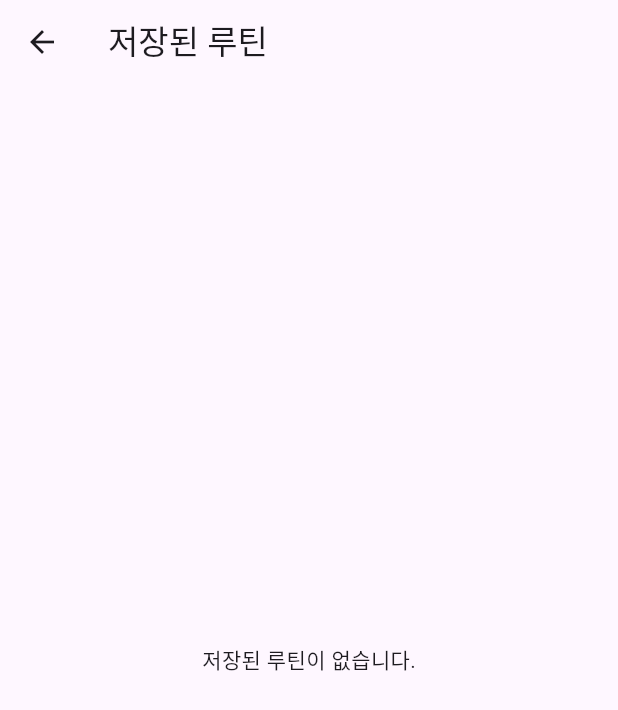
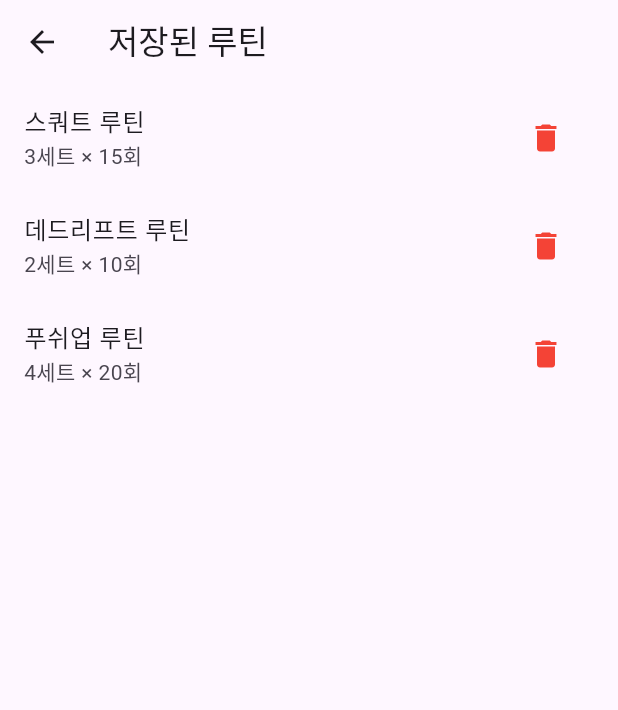
Before and after one commit to Xeostop1/flutter-workoutcounter, a Flutter app: the screen it shows after launch, after a tap on the "list alt" icon, on a phone screen of 412 x 824 dp. Shown: the top 710 px of the screen. Run offline on Flutter 3.47's test engine with Material 3 defaults, Android fonts, the phone set to English and light mode, and no system bars; our stand-ins replace shared_preferences; statements that could not run were skipped.

Commit message:
eidt : save

```diff
--- a/lib/screens/routine_list_screen.dart
+++ b/lib/screens/routine_list_screen.dart
@@ -10,20 +10,25 @@ class RoutineListScreen extends StatefulWidget {
 }
 
 class _RoutineListScreenState extends State<RoutineListScreen> {
-  final viewModel = RoutineViewModel(); // *** 뷰모델 인스턴스 ***
-  List<Routine> routines = []; // *** 화면에 보여줄 루틴 리스트 ***
+  final viewModel = RoutineViewModel();
+  List<Routine> routines = [];
 
   @override
   void initState() {
     super.initState();
-    _loadRoutines(); // *** 루틴 불러오기 ***
+    _loadRoutines();
   }
 
   Future<void> _loadRoutines() async {
-    await viewModel.loadRoutines(); // *** SharedPreferences에서 불러오기 ***
+    final loaded = await viewModel.getRoutines();
     setState(() {
-      routines = viewModel.routines; // *** 뷰모델의 루틴 참조 ***
+      routines = loaded;
     });
+  }
+
+  Future<void> _deleteRoutine(int index) async {
+    await viewModel.deleteRoutine(index);
+    _loadRoutines(); // 삭제 후 리스트 다시 불러오기
   }
 
   @override
@@ -39,10 +44,37 @@ class _RoutineListScreenState extends State<RoutineListScreen> {
           return ListTile(
             title: Text(r.name),
             subtitle: Text('${r.sets}세트 × ${r.reps}회'),
-            trailing: const Icon(Icons.chevron_right),
-            onTap: () {
-              // TODO: 루틴 선택 시 동작 추가 가능
-            },
+            trailing: IconButton(
+              icon: const Icon(Icons.delete, color: Colors.red),
+              onPressed: () {
+                showDialog(
+                  context: context,
+                  builder: (_) => AlertDialog(
+                    title: const Text('루틴 삭제'),
+                    content: const Text('이 루틴을 삭제할까요?'),
+                    actions: [
+                      TextButton(
+                        onPressed: () => Navigator.pop(context),
+                        child: const Text('취소'),
+                      ),
+                      TextButton(
+                        onPressed: () {
+                          Navigator.pop(context);
+                          _deleteRoutine(index);
+                          ScaffoldMessenger.of(context).showSnackBar(
+                            const SnackBar(
+                              content: Text('루틴이 삭제되었습니다.'),
+                              duration: Duration(seconds: 2),
+                            ),
+                          );
+                        },
+                        child: const Text('삭제'),
+                      ),
+                    ],
+                  ),
+                );
+              },
+            ),
           );
         },
       ),
--- a/lib/screens/workout_screen.dart
+++ b/lib/screens/workout_screen.dart
@@ -1,7 +1,9 @@
 import 'dart:async';
 import 'package:flutter/material.dart';
+import '../models/routine.dart';
 import '../screens/routine_list_screen.dart';
 import '../view_models/workout_viewmodel.dart';
+import '../view_models/routine_viewmodel.dart';
 import '../widgets/reset_button.dart';
 import '../widgets/save_button.dart';
 import '../widgets/repeat_count_buttons.dart';
@@ -131,6 +133,52 @@ class _WorkoutScreenState extends State<WorkoutScreen> {
     });
   }
 
+  Future<void> _saveCurrentRoutine(BuildContext context) async {
+    final nameController = TextEditingController();
+
+    await showDialog(
+      context: context,
+      builder: (context) {
+        return AlertDialog(
+          title: const Text("루틴 이름 저장"),
+          content: TextField(
+            controller: nameController,
+            decoration: const InputDecoration(
+              labelText: "루틴 이름",
+              hintText: "예: 하체 루틴",
+            ),
+          ),
+          actions: [
+            TextButton(
+              onPressed: () => Navigator.pop(context),
+              child: const Text("취소"),
+            ),
+            TextButton(
+              onPressed: () async {
+                final name = nameController.text.trim();
+                if (name.isNotEmpty) {
+                  final routine = Routine(
+                    name: name,
+                    sets: viewModel.settings.totalSets,
+                    reps: viewModel.settings.repeatCount,
+                  );
+                  final routineVM = RoutineViewModel();
+                  await routineVM.loadRoutines();
+                  await routineVM.saveRoutine(routine);
+                }
+                Navigator.pop(context, true);
+              },
+              child: const Text("저장"),
+            ),
+          ],
+        );
+      },
+    );
+  }
+
+
+
+
   @override
   void dispose() {
     _timer?.cancel();
@@ -154,7 +202,11 @@ class _WorkoutScreenState extends State<WorkoutScreen> {
                 MaterialPageRoute(
                   builder: (context) => const RoutineListScreen(),
                 ),
-              );
+              ).then((needRefresh) {
+                if (needRefresh == true) {
+                  setState(() {}); // *** 루틴 저장 후 화면 다시 그림 ***
+                }
+              });
             },
           ),
           // ✅ 기존 설정 버튼
@@ -218,46 +270,48 @@ class _WorkoutScreenState extends State<WorkoutScreen> {
               children: [
                 ResetButton(onPressed: _resetSettings),
                 const SizedBox(width: 16),
-                SaveButton(onPressed: () {}),
+                SaveButton(
+                    Navigator.pop(context); // 다이얼로그 닫기
+                    Navigator.pop(context, true); // *** 화면으로 true 반환 ***
+                ),
+
 
               ],
             ),
             Expanded(
-              child: ListView(
-                children: [
-                  const Padding(
-                    padding: EdgeInsets.symmetric(horizontal: 16.0, vertical: 8),
-                    child: Text(
-                      '저장된 루틴',
-                      style: TextStyle(fontSize: 18, fontWeight: FontWeight.bold),
-                    ),
-                  ),
-                  SavedRoutineTile(
-                    title: '스쿼트',
-                    sets: 3,
-                    reps: 15,
-                    onTap: () {
-                      // TODO: 스쿼트 루틴 적용
-                      setState(() {
-                        viewModel.updateTotalSet(3);
-                        viewModel.updateRepeatCount(15);
-                      });
+              child: FutureBuilder<List<Routine>>(
+                future: RoutineViewModel().getRoutines(),
+                builder: (context, snapshot) {
+                  if (snapshot.connectionState == ConnectionState.waiting) {
+                    return const Center(child: CircularProgressIndicator());
+                  }
+
+                  if (!snapshot.hasData || snapshot.data!.isEmpty) {
+                    return const Center(child: Text('저장된 루틴이 없습니다.'));
+                  }
+
+                  final routines = snapshot.data!;
+                  return ListView.builder(
+                    itemCount: routines.length,
+                    itemBuilder: (context, index) {
+                      final r = routines[index];
+                      return SavedRoutineTile(
+                        title: r.name,
+                        sets: r.sets,
+                        reps: r.reps,
+                        onTap: () {
+                          setState(() {
+                            viewModel.updateTotalSet(r.sets);
+                            viewModel.updateRepeatCount(r.reps);
+                          });
+                        },
+                      );
                     },
-                  ),
-                  SavedRoutineTile(
-                    title: '데드리프트',
-                    sets: 2,
-                    reps: 10,
-                    onTap: () {
-                      setState(() {
-                        viewModel.updateTotalSet(2);
-                        viewModel.updateRepeatCount(10);
-                      });
-                    },
-                  ),
-                ],
+                  );
+                },
               ),
-            )
+            ),
+
           ],
         ),
       ),
--- a/lib/view_models/routine_viewmodel.dart
+++ b/lib/view_models/routine_viewmodel.dart
@@ -3,26 +3,52 @@ import 'dart:convert';
 import '../models/routine.dart';
 
 class RoutineViewModel {
-  List<Routine> routines = [];
+  List<Routine> _routines = [];
 
+  /// 외부에서 읽기만 가능하도록 getter 제공
+  List<Routine> get routines => _routines;
+
+  /// SharedPreferences에서 루틴 로드
   Future<void> loadRoutines() async {
     final prefs = await SharedPreferences.getInstance();
     final jsonString = prefs.getString('routines') ?? '[]';
     final List<dynamic> jsonList = jsonDecode(jsonString);
-    routines = jsonList.map((e) => Routine.fromJson(e)).toList();
+    _routines = jsonList.map((e) => Routine.fromJson(e)).toList();
+
+    // 샘플 데이터 자동 추가 (한 번만 실행)
+    if (_routines.isEmpty) {
+      _routines = [
+        Routine(name: '스쿼트 루틴', sets: 3, reps: 15),
+        Routine(name: '데드리프트 루틴', sets: 2, reps: 10),
+        Routine(name: '푸쉬업 루틴', sets: 4, reps: 20),
+      ];
+      final jsonList = _routines.map((e) => e.toJson()).toList();
+      prefs.setString('routines', jsonEncode(jsonList));
+    }
   }
 
+  /// 루틴 저장
   Future<void> saveRoutine(Routine routine) async {
-    routines.add(routine); // 메모리에도 추가
+    _routines.add(routine);
     final prefs = await SharedPreferences.getInstance();
-    final jsonList = routines.map((e) => e.toJson()).toList();
+    final jsonList = _routines.map((e) => e.toJson()).toList();
     prefs.setString('routines', jsonEncode(jsonList));
   }
 
+  /// 루틴 삭제
   Future<void> deleteRoutine(int index) async {
-    routines.removeAt(index);
+    _routines.removeAt(index);
     final prefs = await SharedPreferences.getInstance();
-    final jsonList = routines.map((e) => e.toJson()).toList();
+    final jsonList = _routines.map((e) => e.toJson()).toList();
     prefs.setString('routines', jsonEncode(jsonList));
   }
+
+  // SharedPreferences에서 불러오기
+  Future<List<Routine>> getRoutines() async {
+    await loadRoutines();
+    return routines;
+  }
+
+
+
 }
```
